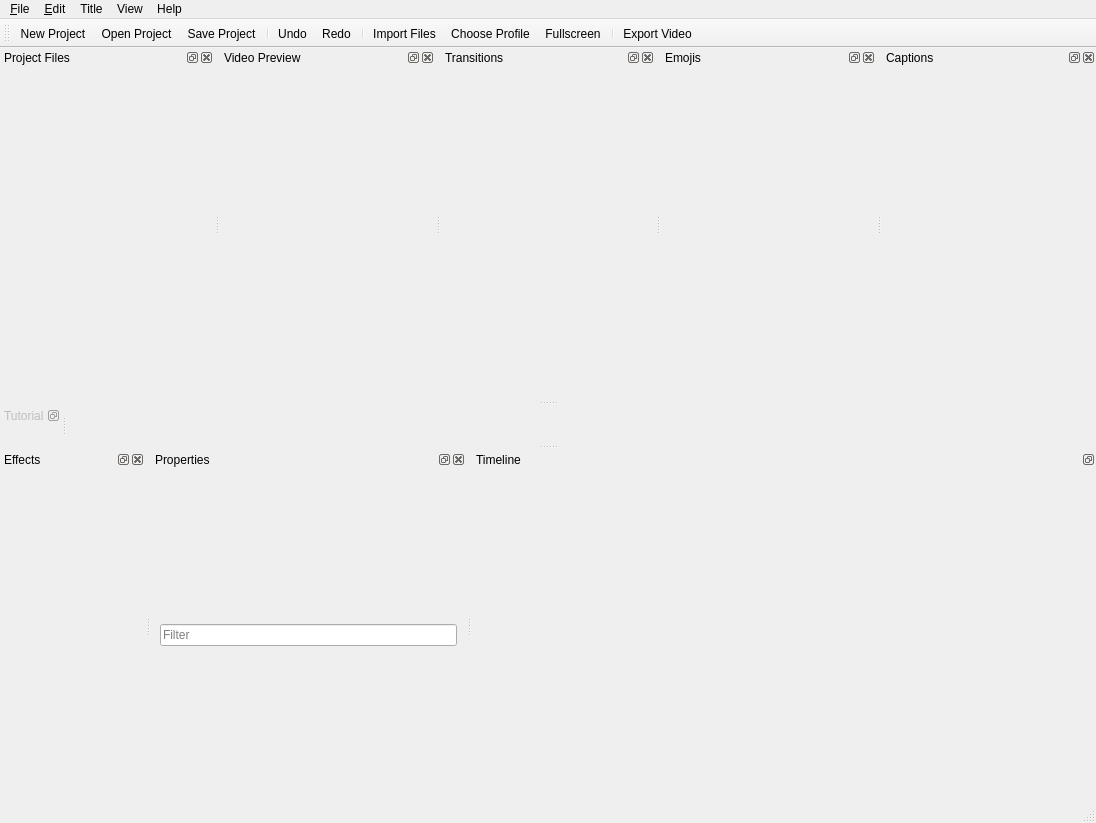
Before: the Qt Designer form src/windows/ui/main-window.ui in OpenShot/openshot-qt, drawn with Qt 5.
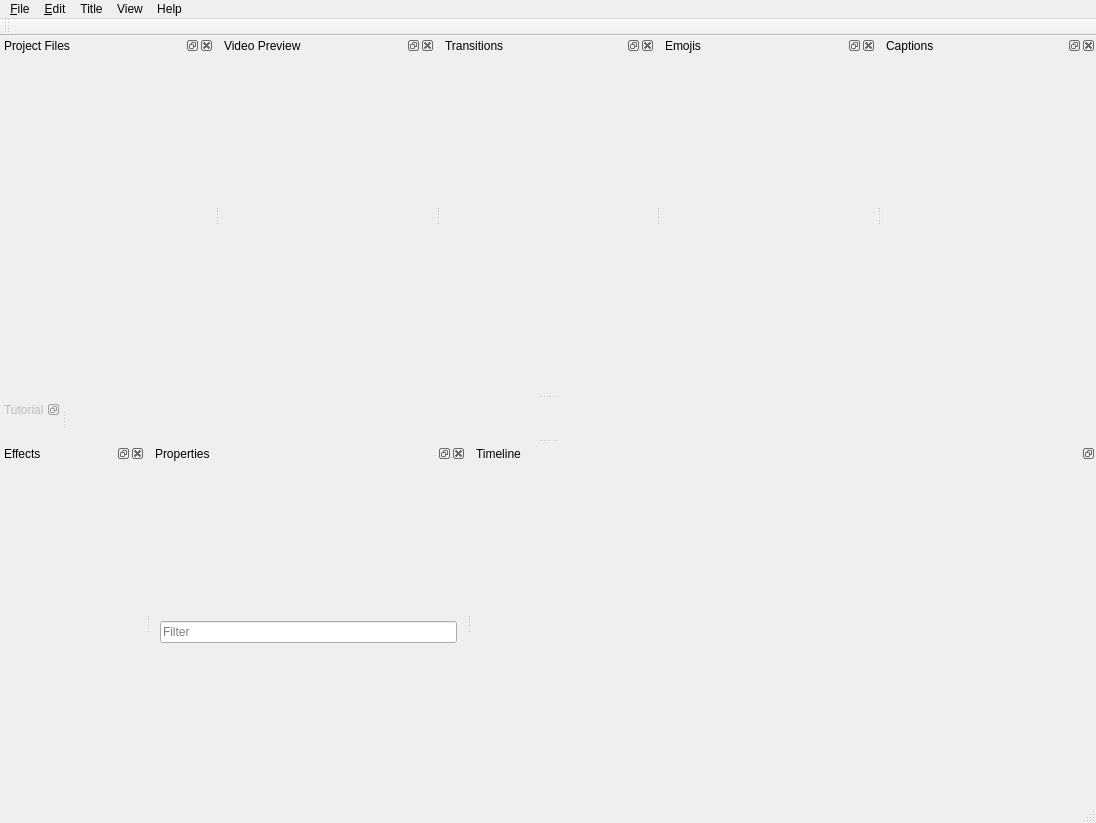
After: the same form once the commit is applied. Icons and pictures are not drawn.

What changed in the file:
```diff
--- a/src/windows/ui/main-window.ui
+++ b/src/windows/ui/main-window.ui
@@ -212,18 +212,6 @@
    <attribute name="toolBarBreak">
     <bool>false</bool>
    </attribute>
-   <addaction name="actionNew"/>
-   <addaction name="actionOpen"/>
-   <addaction name="actionSave"/>
-   <addaction name="separator"/>
-   <addaction name="actionUndo"/>
-   <addaction name="actionRedo"/>
-   <addaction name="separator"/>
-   <addaction name="actionImportFiles"/>
-   <addaction name="actionProfile"/>
-   <addaction name="actionFullscreen"/>
-   <addaction name="separator"/>
-   <addaction name="actionExportVideo"/>
   </widget>
   <widget class="QDockWidget" name="dockFiles">
    <property name="sizePolicy">
```
Left out of the diff: 8 changed lines with no effect on the pictures.
